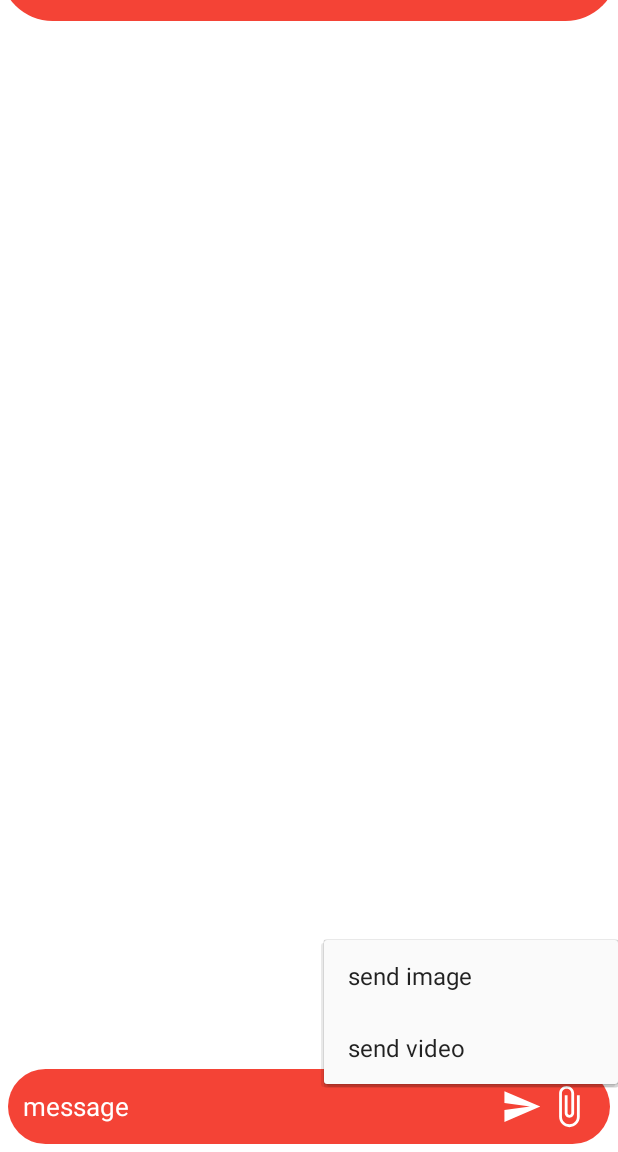
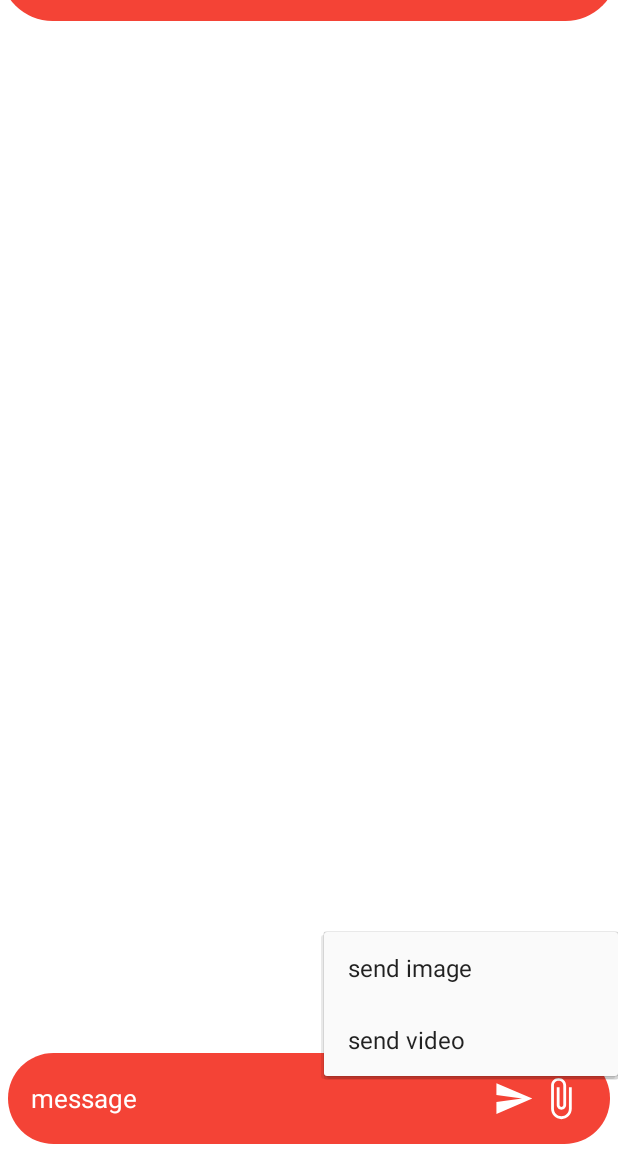
Before and after one commit to shiva2206/Moon---dating-app, an Android app: the chats screen opened directly, with no data from a screen before it, after a tap on an icon or button, on a phone screen of 412 x 824 dp, the part 84-1236 px from its top. Run offline under Robolectric (Android 15) with nearby library versions, the phone set to English and light mode, and no system bars; our stand-ins replace ButterKnife, CircleImageView, Firebase (no records; nobody signed in at launch, a user with empty details on screens opened directly), Picasso; libraries missing offline, so code that uses them is left out: com.sinch.android; pictures from the network do not load; 3 statements that could not run were skipped.

Commit message:
changed chats

```diff
--- a/HoneyMoon/app/src/main/java/adapters/chatadap.java
+++ b/HoneyMoon/app/src/main/java/adapters/chatadap.java
@@ -25,7 +25,6 @@ import android.widget.VideoView;
 
 import androidx.annotation.NonNull;
 import androidx.annotation.RequiresApi;
-import androidx.cardview.widget.CardView;
 import androidx.core.widget.NestedScrollView;
 import androidx.recyclerview.widget.RecyclerView;
 
@@ -795,11 +794,11 @@ public class chatadap extends RecyclerView.Adapter<chatadap.viehdr> {
     }
 
     public class viehdr extends RecyclerView.ViewHolder {
-        private RelativeLayout firpers, secoper, ani;
+        private RelativeLayout  ani;
         private ImageView prof, firimag, secimag, annocru, annofri, annoadm, seclik, firlik, roimg, rtimg;
         private VideoView firvido, secvideo, rovid, rtvid;
         private TextView secch, firch, newmess, seene, fitime, sectime, ronme, rtnme, rocht, rtcht,ddt;
-        private CardView cds, cdf, rt, ro;
+        private RelativeLayout cds, cdf, rt, ro;
 
         public viehdr(@NonNull View itemView) {
             super(itemView);
@@ -809,8 +808,7 @@ public class chatadap extends RecyclerView.Adapter<chatadap.viehdr> {
             ani = itemView.findViewById(R.id.ani);
             ddt = itemView.findViewById(R.id.datedat);
 
-            firpers = itemView.findViewById(R.id.firper);
-            secoper = itemView.findViewById(R.id.secper);
+
             prof = itemView.findViewById(R.id.chatpro);
             secch = itemView.findViewById(R.id.chatch);
             firch = itemView.findViewById(R.id.fircht);
--- a/HoneyMoon/app/src/main/java/com/example/honeymoon/chats.java
+++ b/HoneyMoon/app/src/main/java/com/example/honeymoon/chats.java
@@ -17,6 +17,7 @@ import android.view.WindowManager;
 import android.widget.EditText;
 import android.widget.ImageView;
 import android.widget.PopupMenu;
+import android.widget.RelativeLayout;
 import android.widget.TextView;
 import android.widget.Toast;
 import android.widget.VideoView;
@@ -63,7 +64,7 @@ public class chats extends AppCompatActivity {
     private List<String> dalst,islastdatlst;
     private List<chatmodel> chtlst;
 //    private effecy cl;
-    private CardView repcd;
+    private RelativeLayout repcd;
     private RecyclerView recy;
     private chatmodel repdel;
     private NetworkChangeListener networkChangeListener = new NetworkChangeListener();
--- a/HoneyMoon/app/src/main/res/layout/activity_chats.xml
+++ b/HoneyMoon/app/src/main/res/layout/activity_chats.xml
@@ -60,67 +60,84 @@
         android:id="@+id/msgl"
 
         android:layout_margin="5dp"
-        android:background="@drawable/solidrect">
+        android:background="@drawable/solidred2">
 
 
+        <RelativeLayout
+            android:id="@+id/rt"
+            android:layout_width="match_parent"
+            android:layout_height="wrap_content"
+            android:layout_margin="15dp"
+            android:visibility="gone"
+            android:padding="5dp"
+            android:layout_marginStart="10dp"
+            android:layout_marginTop="10dp"
+            android:layout_marginEnd="10dp"
+            android:layout_marginBottom="10dp"
+            android:background="@drawable/solidred2"
+            android:backgroundTint="@color/greyredy">
+
+            <ImageView
+                android:id="@+id/rclo"
+                android:layout_width="27dp"
+                android:layout_height="27dp"
+                android:layout_alignParentTop="true"
+                android:layout_alignParentRight="true"
+                android:padding="4dp"
+                android:src="@drawable/closee"
+                android:visibility="invisible">
+
+            </ImageView>
+
+            <TextView
+                android:id="@+id/rtname"
+                android:layout_width="wrap_content"
+                android:layout_height="wrap_content"
+
+                android:singleLine="true"
+                android:textStyle="bold|italic">
+
+            </TextView>
+
+            <TextView
+                android:id="@+id/rtcht"
+                android:layout_width="wrap_content"
+                android:layout_height="wrap_content"
+                android:layout_below="@+id/rtname"
+                android:text="">
+
+            </TextView>
+
+            <ImageView
+                android:id="@+id/rtimg"
+                android:layout_width="50dp"
+                android:layout_height="50dp"
+                android:layout_below="@+id/rtname"
+                android:layout_centerHorizontal="true"
+                >
+
+            </ImageView>
+
+            <VideoView
+                android:id="@+id/rtvid"
+                android:layout_width="50dp"
+                android:layout_height="50dp"
+                android:layout_below="@+id/rtname"
+                android:layout_centerHorizontal="true"
+                android:visibility="gone">
+
+            </VideoView>
+        </RelativeLayout>
 
 
-
-            <ImageView
-                android:layout_width="27dp"
-                android:layout_height="27dp"
-                android:src="@drawable/closee"
-                android:padding="4dp"
-                android:visibility="invisible"
-                android:id="@+id/rclo"
-                android:layout_alignParentRight="true"
-                android:layout_alignParentTop="true">
-
-            </ImageView>
-            <TextView
-                android:layout_width="wrap_content"
-                android:layout_height="wrap_content"
-                android:id="@+id/rtname"
-
-                android:singleLine="true"
-                android:textStyle="bold|italic"
-                >
-
-            </TextView>
-                <TextView
-                    android:layout_width="wrap_content"
-                    android:layout_height="wrap_content"
-                    android:id="@+id/rtcht"
-                    android:text=""
-                    android:layout_below="@+id/rtname">
-
-                </TextView>
-                <ImageView
-                    android:layout_width="50dp"
-                    android:layout_height="50dp"
-                    android:id="@+id/rtimg"
-                    android:visibility="gone"
-                    android:layout_centerHorizontal="true"
-                    android:layout_below="@+id/rtname">
-
-                </ImageView>
-                <VideoView
-                    android:layout_width="50dp"
-                    android:layout_height="50dp"
-                    android:id="@+id/rtvid"
-                    android:visibility="gone"
-                    android:layout_centerHorizontal="true"
-                    android:layout_below="@+id/rtname">
-
-                </VideoView>
 
 
 
         <RelativeLayout
             android:layout_width="match_parent"
             android:layout_height="wrap_content"
-            android:padding="10dp"
-
+            android:padding="15dp"
+            android:layout_below="@+id/rt"
            >
 
             <EditText
```
Also changed, not shown: HoneyMoon/app/src/main/res/layout/adap_chats.xml (+29 -46 lines), HoneyMoon/app/src/main/res/layout/adap_chatsleft.xml (+33 -43 lines), HoneyMoon/app/src/main/res/layout/adap_chatsright.xml (+24 -25 lines), HoneyMoon/app/src/main/res/layout/adap_status.xml (+21 -41 lines).
